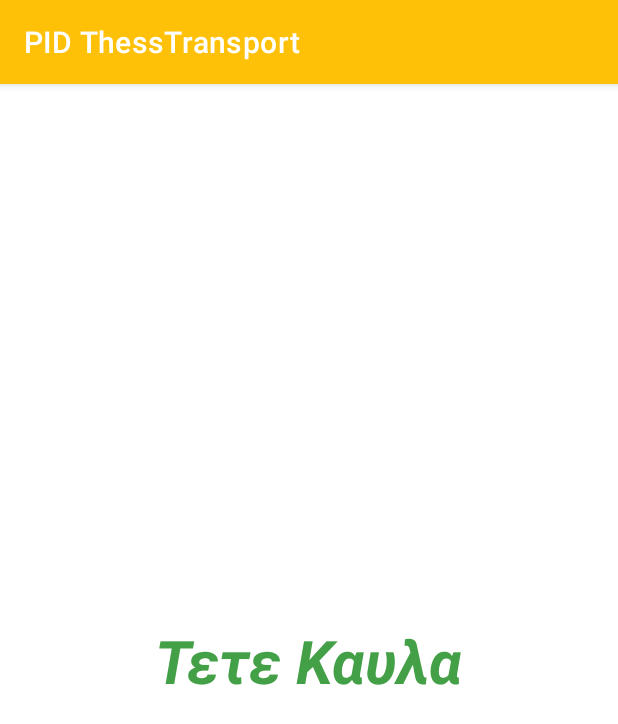
After one commit to jimtete/PID-ThessTransport, an Android app: the fragment ticket shown on its own in the app's theme, on a phone screen of 412 x 824 dp. The commit adds this screen. Shown: the top 724 px of the screen. Run offline under Robolectric (Android 15) with nearby library versions, the phone set to English and light mode, and no system bars; Roboto replaces fonts that are not available here.

Commit message:
TicketFragment

```diff
--- a/app/build.gradle
+++ b/app/build.gradle
@@ -44,6 +44,7 @@
     implementation 'androidx.lifecycle:lifecycle-livedata-ktx:2.3.0'
     implementation 'androidx.lifecycle:lifecycle-viewmodel-ktx:2.3.0'
     implementation 'com.google.firebase:firebase-auth:20.0.3'
+    implementation 'androidx.legacy:legacy-support-v4:1.0.0'
     testImplementation 'junit:junit:4.13.2'
     androidTestImplementation 'androidx.test.ext:junit:1.1.2'
     androidTestImplementation 'androidx.test.espresso:espresso-core:3.3.0'
--- /dev/null
+++ b/app/src/main/java/com/example/pidthesstransport/ticket.java
@@ -0,0 +1,64 @@
+package com.example.pidthesstransport;
+
+import android.os.Bundle;
+
+import androidx.fragment.app.Fragment;
+
+import android.view.LayoutInflater;
+import android.view.View;
+import android.view.ViewGroup;
+
+/**
+ * A simple {@link Fragment} subclass.
+ * Use the {@link ticket#newInstance} factory method to
+ * create an instance of this fragment.
+ */
+public class ticket extends Fragment {
+
+    // TODO: Rename parameter arguments, choose names that match
+    // the fragment initialization parameters, e.g. ARG_ITEM_NUMBER
+    private static final String ARG_PARAM1 = "param1";
+    private static final String ARG_PARAM2 = "param2";
+
+    // TODO: Rename and change types of parameters
+    private String mParam1;
+    private String mParam2;
+
+    public ticket() {
+        // Required empty public constructor
+    }
+
+    /**
+     * Use this factory method to create a new instance of
+     * this fragment using the provided parameters.
+     *
+     * @param param1 Parameter 1.
+     * @param param2 Parameter 2.
+     * @return A new instance of fragment ticket.
+     */
+    // TODO: Rename and change types and number of parameters
+    public static ticket newInstance(String param1, String param2) {
+        ticket fragment = new ticket();
+        Bundle args = new Bundle();
+        args.putString(ARG_PARAM1, param1);
+        args.putString(ARG_PARAM2, param2);
+        fragment.setArguments(args);
+        return fragment;
+    }
+
+    @Override
+    public void onCreate(Bundle savedInstanceState) {
+        super.onCreate(savedInstanceState);
+        if (getArguments() != null) {
+            mParam1 = getArguments().getString(ARG_PARAM1);
+            mParam2 = getArguments().getString(ARG_PARAM2);
+        }
+    }
+
+    @Override
+    public View onCreateView(LayoutInflater inflater, ViewGroup container,
+                             Bundle savedInstanceState) {
+        // Inflate the layout for this fragment
+        return inflater.inflate(R.layout.fragment_ticket, container, false);
+    }
+}
--- /dev/null
+++ b/app/src/main/res/layout/fragment_ticket.xml
@@ -0,0 +1,24 @@
+<?xml version="1.0" encoding="utf-8"?>
+<androidx.constraintlayout.widget.ConstraintLayout
+    xmlns:android="http://schemas.android.com/apk/res/android"
+    xmlns:app="http://schemas.android.com/apk/res-auto"
+    xmlns:tools="http://schemas.android.com/tools"
+    android:layout_width="match_parent"
+    android:layout_height="match_parent"
+    tools:context=".MainActivity">
+
+    <TextView
+        android:id="@+id/firstFragment"
+        android:layout_width="wrap_content"
+        android:layout_height="wrap_content"
+        android:text="Τετε Καυλα"
+        android:textColor="#43a047"
+        android:textSize="40sp"
+        android:textStyle="italic|bold"
+        app:layout_constraintBottom_toBottomOf="parent"
+        app:layout_constraintEnd_toEndOf="parent"
+        app:layout_constraintHorizontal_bias="0.5"
+        app:layout_constraintStart_toStartOf="parent"
+        app:layout_constraintTop_toTopOf="parent" />
+
+</androidx.constraintlayout.widget.ConstraintLayout>
--- a/app/src/main/res/values/strings.xml
+++ b/app/src/main/res/values/strings.xml
@@ -17,6 +17,8 @@
     <string name="password">password:</string>
     <string name="email">email:</string>
     <string name="please_log_in_to_proceed">Please log in to proceed</string>
+    <!-- TODO: Remove or change this placeholder text -->
+    <string name="hello_blank_fragment">Hello blank fragment</string>
 
 
 </resources>
--- a/app/src/main/res/values/styles.xml
+++ b/app/src/main/res/values/styles.xml
@@ -6,6 +6,7 @@
         <item name="colorPrimary">@color/purple_200</item>
         <item name="colorPrimaryDark">@color/black</item>
 
+
     </style>
 
 </resources>
```
